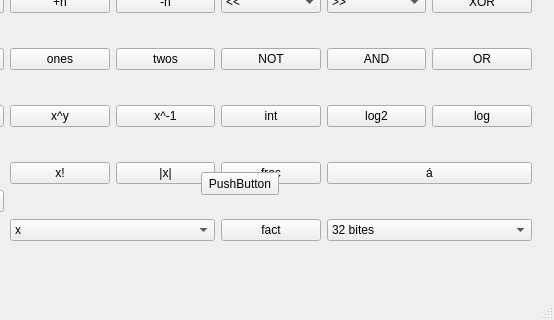
Before: the Qt Designer form UI_files/Programmer_calc.ui in Ilonczai-Andras/Mernoki-szamologep-szakdolgozat, drawn with Qt 5; both pictures show x 529 to 1083 and y 428 to 748 of the 1083 by 748 pixel window.
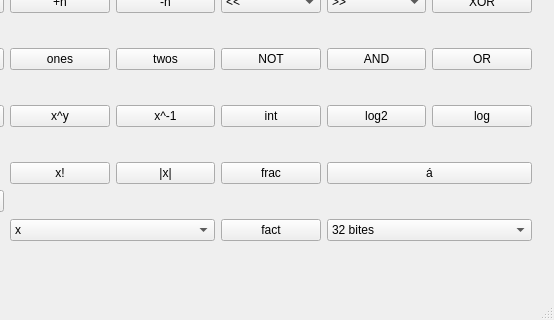
After: the same form once the commit is applied.

Commit message: programmer Programmer_calc

Patch:
```diff
--- a/UI_files/Programmer_calc.ui
+++ b/UI_files/Programmer_calc.ui
@@ -559,19 +559,6 @@
      </item>
     </layout>
    </widget>
-   <widget class="QPushButton" name="pushButton_111">
-    <property name="geometry">
-     <rect>
-      <x>730</x>
-      <y>600</y>
-      <width>78</width>
-      <height>23</height>
-     </rect>
-    </property>
-    <property name="text">
-     <string>PushButton</string>
-    </property>
-   </widget>
   </widget>
   <widget class="QMenuBar" name="menubar">
    <property name="geometry">
```
The commit also changes 2 other files.
